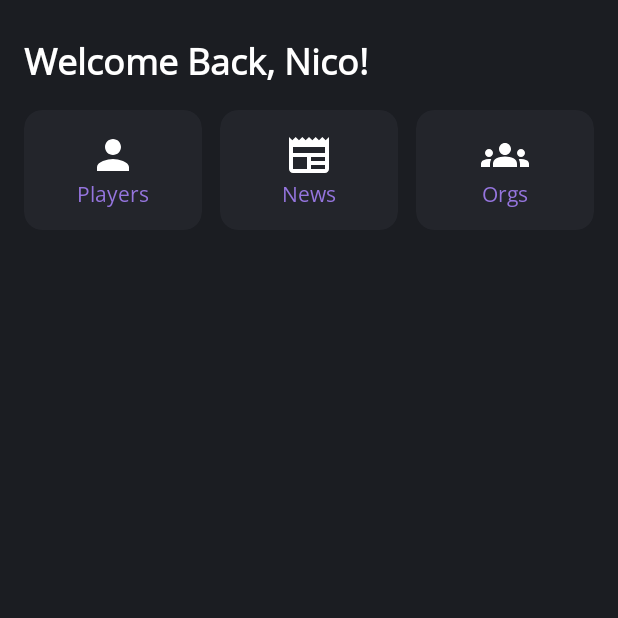
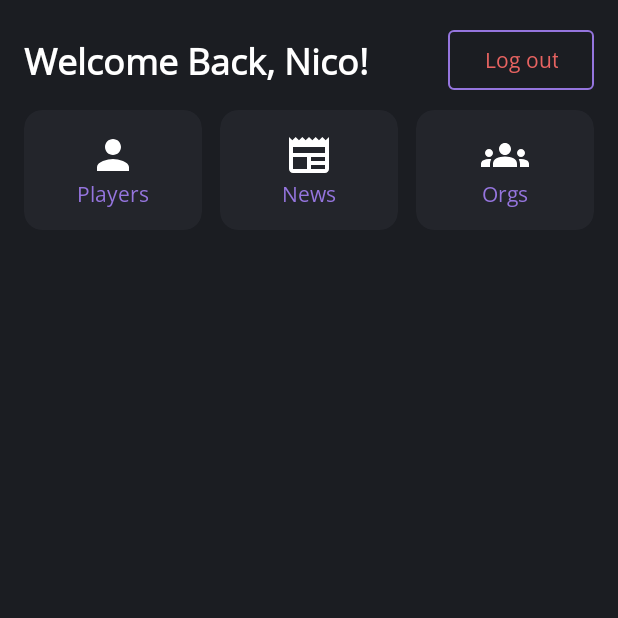
Before and after one commit to nico-samuelson/proyek_android, an Android app: the AdminActivity screen opened directly, with no data from a screen before it, on a phone screen of 412 x 824 dp, the top half of it. Run offline under Robolectric (Android 15) with nearby library versions, the phone set to English and light mode, and no system bars; our stand-ins replace Firebase (no records; nobody signed in at launch, a user with empty details on screens opened directly).

Commit message:
feat: admin simple logout

```diff
--- a/app/src/main/AndroidManifest.xml
+++ b/app/src/main/AndroidManifest.xml
@@ -14,6 +14,9 @@
         android:supportsRtl="true"
         android:theme="@style/Theme.Proyek_android"
         tools:targetApi="31">
+        <activity
+            android:name=".adminActivity.ManageOrganizations"
+            android:exported="false" />
         <activity
             android:name=".userActivity.OrganizationPage"
             android:exported="false" />
--- a/app/src/main/java/proyek/andro/adminActivity/AdminActivity.kt
+++ b/app/src/main/java/proyek/andro/adminActivity/AdminActivity.kt
@@ -3,17 +3,69 @@ package proyek.andro.adminActivity
 import android.content.Intent
 import androidx.appcompat.app.AppCompatActivity
 import android.os.Bundle
+import android.util.Log
+import android.widget.TextView
+import com.google.android.material.button.MaterialButton
 import com.google.android.material.card.MaterialCardView
+import com.google.firebase.firestore.Filter
+import kotlinx.coroutines.CoroutineScope
+import kotlinx.coroutines.Dispatchers
+import kotlinx.coroutines.launch
+import proyek.andro.Login
 import proyek.andro.R
+import proyek.andro.model.User
+import proyek.andro.model.UserFavorite
+import proyek.andro.userActivity.UserActivity
 
 class AdminActivity : AppCompatActivity() {
+
+    private var user: User? = null
+
+    //    lateinit var parent : UserActivity
     override fun onCreate(savedInstanceState: Bundle?) {
         super.onCreate(savedInstanceState)
         setContentView(R.layout.activity_admin)
 
-        val CRUDPlayer : MaterialCardView = findViewById(R.id.managePlayer)
-        val CRUDNews : MaterialCardView = findViewById(R.id.manageNews)
-        val CRUDOrgs : MaterialCardView = findViewById(R.id.manageOrganization)
+        val CRUDPlayer: MaterialCardView = findViewById(R.id.managePlayer)
+        val CRUDNews: MaterialCardView = findViewById(R.id.manageNews)
+        val CRUDOrgs: MaterialCardView = findViewById(R.id.manageOrganization)
+
+        val pageTitle: TextView = findViewById(R.id.pageTitle)
+        val logoutBtn : MaterialButton = findViewById(R.id.logoutBtn)
+
+        val sp = getSharedPreferences("login_session", MODE_PRIVATE)
+
+        // log in as admin
+        val job = CoroutineScope(Dispatchers.Main).launch {
+            val users = User().get<User>(
+                filter = Filter.and(
+                    Filter.equalTo("role", 1L),
+                    Filter.equalTo("email", sp.getString("email", null)),
+                    Filter.equalTo("remember_token", sp.getString("remember_token", null))
+                )
+            )
+
+            if (users.size == 0) {
+                val intent = Intent(this@AdminActivity, Login::class.java)
+                intent.putExtra("timed_out", true)
+                startActivity(intent)
+            } else {
+                user = users.get(0)
+                pageTitle.text = "Welcome back, ${user?.name}"
+//                Log.d("user", user?.name.toString())
+            }
+        }
+
+        logoutBtn.setOnClickListener {
+            val editor = sp.edit()
+            editor.clear()
+            editor.apply()
+
+            val intent = Intent(this, Login::class.java)
+            intent.flags = Intent.FLAG_ACTIVITY_NEW_TASK or Intent.FLAG_ACTIVITY_CLEAR_TASK
+//            intent.putExtra("timed_out", true)
+            startActivity(intent)
+        }
 
         CRUDPlayer.setOnClickListener {
             val intent = Intent(this, ManagePlayers::class.java)
@@ -24,5 +76,11 @@ class AdminActivity : AppCompatActivity() {
             val intent = Intent(this, ManageNews::class.java)
             startActivity(intent)
         }
+
+
+    }
+
+    fun getUser(): User? {
+        return this.user
     }
 }
--- a/app/src/main/res/layout/activity_admin.xml
+++ b/app/src/main/res/layout/activity_admin.xml
@@ -19,6 +19,22 @@
         app:layout_constraintStart_toStartOf="parent"
         app:layout_constraintTop_toTopOf="parent" />
 
+    <com.google.android.material.button.MaterialButton
+        android:id="@+id/logoutBtn"
+        android:layout_width="wrap_content"
+        android:layout_height="wrap_content"
+        android:layout_marginTop="16dp"
+        android:layout_marginEnd="16dp"
+        android:backgroundTint="@color/background"
+        android:text="Log out"
+        android:textColor="@color/red"
+        app:layout_constraintEnd_toEndOf="parent"
+
+        app:layout_constraintTop_toTopOf="parent"
+        app:shapeAppearance="@style/ShapeAppearance.Material3.SmallComponent"
+        app:strokeColor="@color/primary"
+        app:strokeWidth="1dp" />
+
     <LinearLayout
         android:layout_width="match_parent"
         android:layout_height="wrap_content"
@@ -34,17 +50,18 @@
             android:id="@+id/managePlayer"
             android:layout_width="match_parent"
             android:layout_height="80dp"
+            android:layout_marginEnd="8dp"
+            android:layout_weight="1"
             android:padding="16dp"
-            android:layout_weight="1"
-            android:layout_marginEnd="8dp"
             app:cardBackgroundColor="@color/gray"
             app:strokeWidth="0dp">
 
             <LinearLayout
                 android:layout_width="match_parent"
                 android:layout_height="match_parent"
-                android:orientation="vertical"
-                android:gravity="center">
+                android:gravity="center"
+                android:orientation="vertical">
+
                 <ImageView
                     android:layout_width="32dp"
                     android:layout_height="32dp"
@@ -75,8 +92,8 @@
             <LinearLayout
                 android:layout_width="match_parent"
                 android:layout_height="match_parent"
-                android:orientation="vertical"
-                android:gravity="center">
+                android:gravity="center"
+                android:orientation="vertical">
 
                 <ImageView
                     android:layout_width="32dp"
@@ -104,24 +121,23 @@
             <LinearLayout
                 android:layout_width="match_parent"
                 android:layout_height="match_parent"
-                android:orientation="vertical"
-                android:gravity="center">
+                android:gravity="center"
+                android:orientation="vertical">
 
                 <ImageView
                     android:layout_width="32dp"
                     android:layout_height="32dp"
-                    android:src="@drawable/ic_groups_24"/>
+                    android:src="@drawable/ic_groups_24" />
 
                 <TextView
                     android:id="@+id/textView4"
                     android:layout_width="wrap_content"
                     android:layout_height="wrap_content"
                     android:text="Orgs"
-                    android:textColor="@color/primary"/>
+                    android:textColor="@color/primary" />
             </LinearLayout>
         </com.google.android.material.card.MaterialCardView>
     </LinearLayout>
 
 
-
 </androidx.constraintlayout.widget.ConstraintLayout>
```
Also changed, not shown: app/src/main/java/proyek/andro/adminActivity/ManageOrganizations.kt (added, +12 -0 lines), app/src/main/res/layout/activity_manage_organizations.xml (added, +9 -0 lines).
